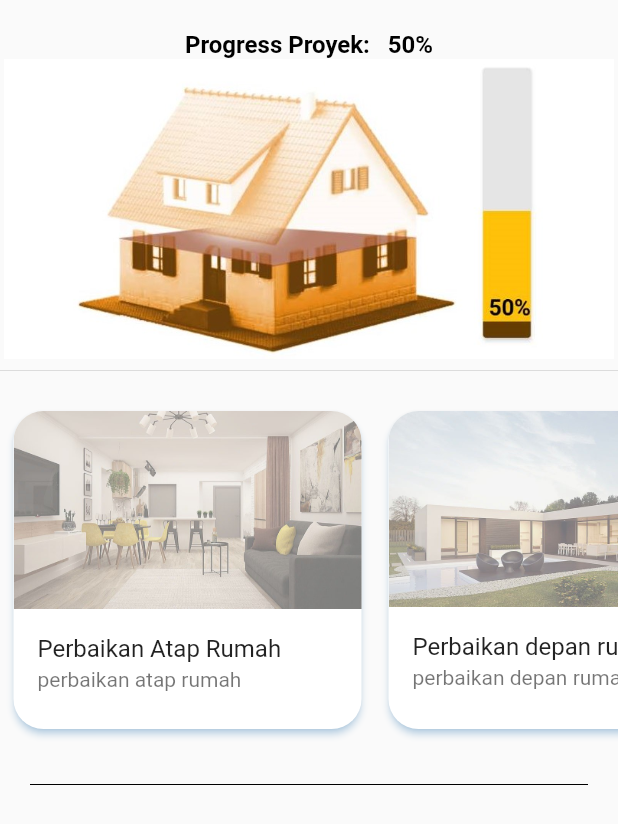
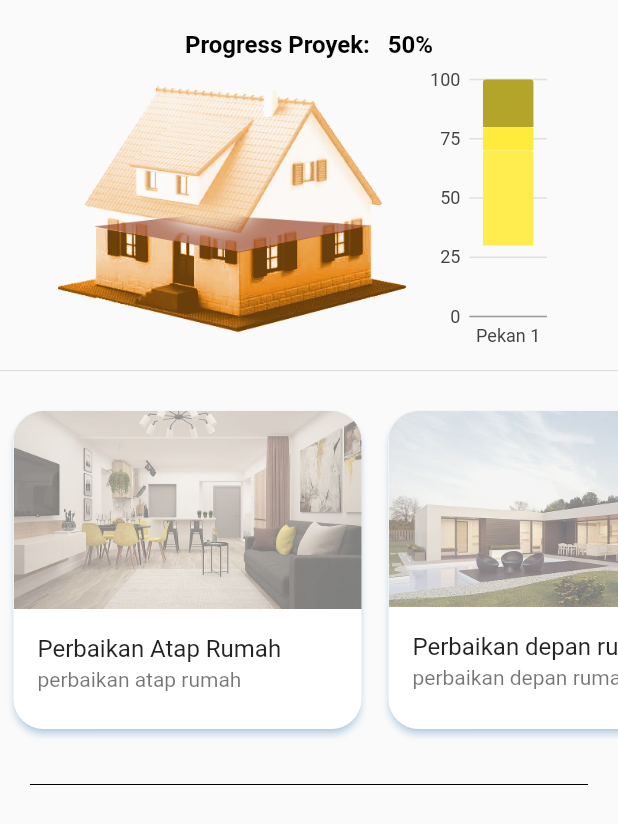
Before and after one commit to qisashasanudin/bangunin_id, a Flutter app: the WeeklyProgress widget shown alone on an empty page, opened directly with empty values, on a phone screen of 412 x 824 dp. Shown: the top 824 px of the screen. Run offline on Flutter 3.47's test engine with Material 2 defaults, Android fonts, the phone set to English and light mode, and no system bars; our stand-ins replace charts_flutter, cloud_firestore, firebase_auth, firebase_core, firebase_storage, flutter_speed_dial and 6 more; accounts and stored records are empty.

Commit message:
added vertical percentage (hardcoding)

```diff
--- /dev/null
+++ b/lib/screens/mainmenu/home/projects/view_project/stacked_bar_chart.dart
@@ -0,0 +1,84 @@
+/// Bar chart example
+import 'package:flutter/material.dart';
+import 'package:charts_flutter/flutter.dart' as charts;
+
+class StackedBarChart extends StatelessWidget {
+  final List<charts.Series> seriesList;
+  final bool animate;
+
+  StackedBarChart(this.seriesList, {this.animate});
+
+  /// Creates a stacked [BarChart] with sample data and no transition.
+  factory StackedBarChart.withSampleData() {
+    return new StackedBarChart(
+      _createSampleData(),
+      // Disable animations for image tests.
+      animate: false,
+    );
+  }
+
+  @override
+  Widget build(BuildContext context) {
+    return new charts.BarChart(
+      seriesList,
+      animate: animate,
+      barGroupingType: charts.BarGroupingType.stacked,
+    );
+  }
+
+  /// Create series list with multiple series
+  static List<charts.Series<ChartModel, String>> _createSampleData() {
+    final emptyData = [
+      new ChartModel('Pekan 1', 30),
+    ];
+    final material1Data = [
+      new ChartModel('Pekan 1', 40),
+    ];
+
+    final material2Data = [
+      new ChartModel('Pekan 1', 10),
+    ];
+
+    final material3Data = [
+      new ChartModel('Pekan 1', 20),
+    ];
+
+    return [
+      new charts.Series<ChartModel, String>(
+        id: 'empty',
+        colorFn: (_, __) => charts.MaterialPalette.transparent,
+        domainFn: (ChartModel empty, _) => empty.week,
+        measureFn: (ChartModel empty, _) => empty.progress,
+        data: emptyData,
+      ),
+      new charts.Series<ChartModel, String>(
+        id: 'material 1',
+        colorFn: (_, __) => charts.MaterialPalette.yellow.shadeDefault.lighter,
+        domainFn: (ChartModel material1, _) => material1.week,
+        measureFn: (ChartModel material1, _) => material1.progress,
+        data: material1Data,
+      ),
+      new charts.Series<ChartModel, String>(
+        id: 'material 2',
+        colorFn: (_, __) => charts.MaterialPalette.yellow.shadeDefault,
+        domainFn: (ChartModel material2, _) => material2.week,
+        measureFn: (ChartModel material2, _) => material2.progress,
+        data: material2Data,
+      ),
+      new charts.Series<ChartModel, String>(
+        id: 'material 3',
+        colorFn: (_, __) => charts.MaterialPalette.yellow.shadeDefault.darker,
+        domainFn: (ChartModel material3, _) => material3.week,
+        measureFn: (ChartModel material3, _) => material3.progress,
+        data: material3Data,
+      ),
+    ];
+  }
+}
+
+class ChartModel {
+  final String week;
+  final int progress;
+
+  ChartModel(this.week, this.progress);
+}
--- a/lib/screens/mainmenu/home/projects/view_project/weekly_progress.dart
+++ b/lib/screens/mainmenu/home/projects/view_project/weekly_progress.dart
@@ -1,4 +1,5 @@
 import 'package:bangunin_id/models/material_model.dart';
+import 'package:bangunin_id/screens/mainmenu/home/projects/view_project/stacked_bar_chart.dart';
 import 'package:bangunin_id/shared/UI_components/app_colors.dart';
 import 'package:flutter/material.dart';
 import 'package:percent_indicator/linear_percent_indicator.dart';
@@ -31,16 +32,24 @@ class _WeeklyProgressState extends State<WeeklyProgress> {
           style: TextStyle(
               color: Colors.black, fontWeight: FontWeight.bold, fontSize: 16),
         ),
-        Container(
-          padding: EdgeInsets.fromLTRB(0, 10, 0, 0),
-          height: 200,
-          width: 200,
-          decoration: BoxDecoration(
-            image: DecorationImage(
-              image: AssetImage("assets/img/UI/newfile.jpg"),
-              fit: BoxFit.contain,
+        Row(
+          mainAxisAlignment: MainAxisAlignment.center,
+          children: [
+            Flexible(
+              child: Container(
+                height: 200,
+                child: Image.asset(
+                  "assets/img/UI/persen2.png",
+                  fit: BoxFit.contain,
+                ),
+              ),
             ),
-          ),
+            Container(
+              width: 100,
+              height: 200,
+              child: StackedBarChart.withSampleData(),
+            ),
+          ],
         ),
         Divider(),
         Container(
--- a/pubspec.yaml
+++ b/pubspec.yaml
@@ -43,6 +43,7 @@ dependencies:
   intl: ^0.16.1
   intl_phone_field: ^1.3.0
   flutter_speed_dial: ^1.2.5
+  charts_flutter: ^0.9.0
 
   # animated_splash: ^1.0.0
   # shared_preferences: ^0.5.12+2
```
Also changed, not shown: lib/models/BoQ_model.dart (+0 -91 lines), pubspec.lock.
